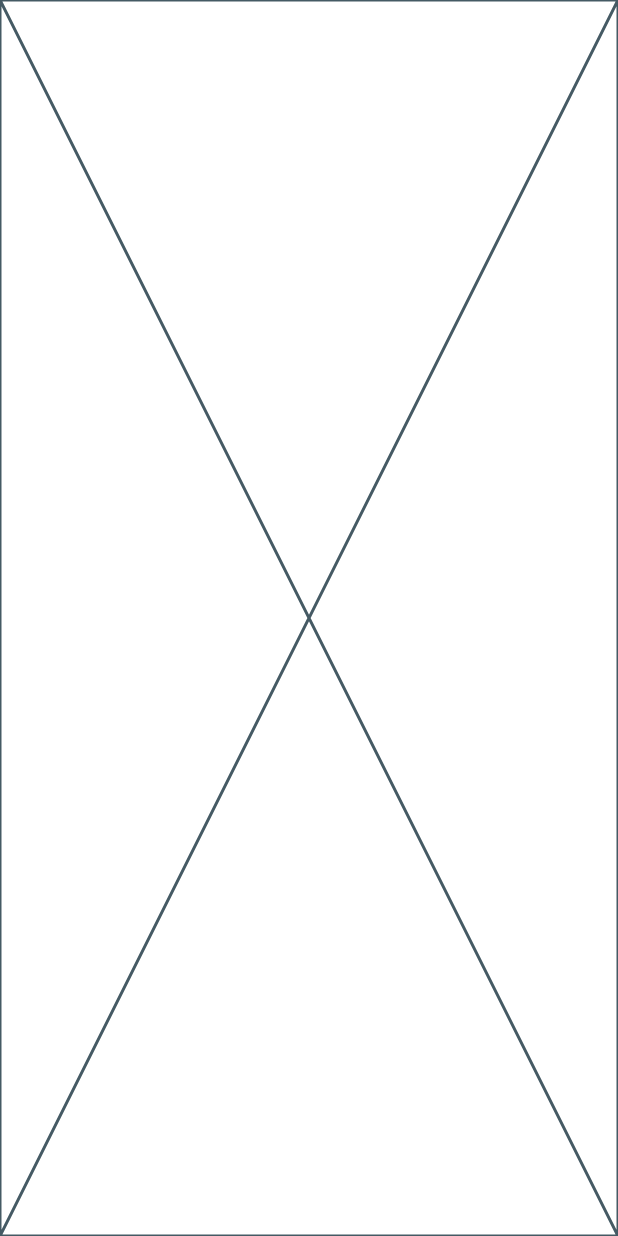
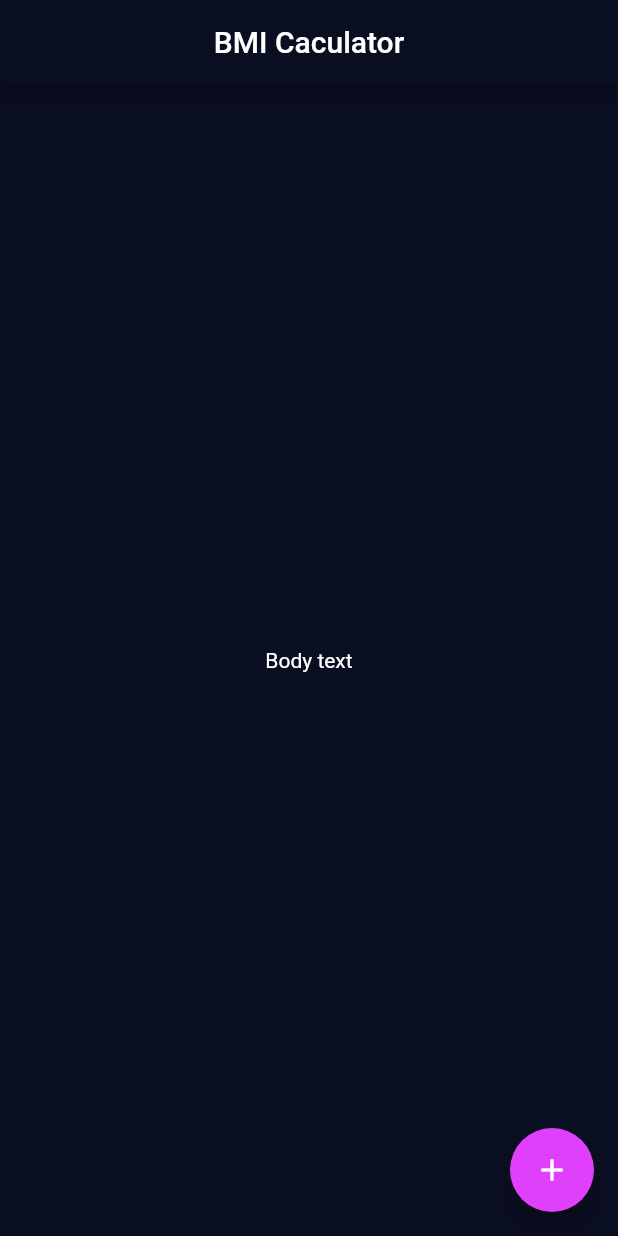
Before and after one commit to sinh3008/lab_07_bmi_caculator, a Flutter app: the screen it shows after launch, on a phone screen of 412 x 824 dp. Run offline on Flutter 3.47's test engine with Material 2 defaults, Android fonts, the phone set to English and light mode, and no system bars.

Commit message:
setting basic

```diff
--- a/lib/main.dart
+++ b/lib/main.dart
@@ -1,30 +1,32 @@
 import 'package:flutter/material.dart';
+import 'screen/input_screen.dart';
 
 void main() {
   runApp(BMICaculator());
 }
 
 class BMICaculator extends StatelessWidget {
-  const BMICaculator({super.key});
+  BMICaculator({super.key});
+
+  final ThemeData them = ThemeData();
 
   @override
   Widget build(BuildContext context) {
     return MaterialApp(
+      debugShowCheckedModeBanner: false,
+      theme: ThemeData.dark().copyWith(
+        primaryColor: Color(0XFF0A0E21),
+        appBarTheme: AppBarTheme(
+          backgroundColor: Color(0XFF0A0E21),
+        ),
+        scaffoldBackgroundColor: Color(0XFF0A0E21),
+        textTheme: TextTheme(
+          bodyMedium: TextStyle(color: Colors.white),
+          bodyLarge: TextStyle(color: Colors.white),
+          bodySmall: TextStyle(color: Colors.white),
+        ),
+      ),
       home: InputPage(),
     );
   }
 }
-
-class InputPage extends StatefulWidget {
-  const InputPage({super.key});
-
-  @override
-  State<InputPage> createState() => _InputPageState();
-}
-
-class _InputPageState extends State<InputPage> {
-  @override
-  Widget build(BuildContext context) {
-    return const Placeholder();
-  }
-}
--- /dev/null
+++ b/lib/screen/input_screen.dart
@@ -0,0 +1,37 @@
+import 'package:flutter/material.dart';
+
+class InputPage extends StatefulWidget {
+  const InputPage({super.key});
+
+  @override
+  State<InputPage> createState() => _InputPageState();
+}
+
+class _InputPageState extends State<InputPage> {
+  @override
+  Widget build(BuildContext context) {
+    return Scaffold(
+      appBar: AppBar(
+        title: Text('BMI Caculator'),
+        centerTitle: true,
+      ),
+      body: Center(
+        child: Text(
+          'Body text',
+        ),
+      ),
+      floatingActionButton: Theme(
+        data: ThemeData(
+          colorScheme: ColorScheme.dark().copyWith(
+            secondary: Colors.purpleAccent,
+            onSecondary: Colors.white,
+          ),
+        ),
+        child: FloatingActionButton(
+          onPressed: () {},
+          child: Icon(Icons.add),
+        ),
+      ),
+    );
+  }
+}
```
